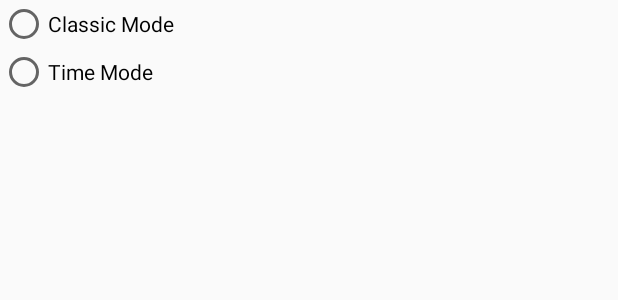
After one commit to adamwberck/SlidePuzzleProj, an Android app: the layout gamemode.xml on its own in the app's theme, with its tools: preview values and no code run, on a phone screen of 412 x 824 dp. The commit adds this screen. Shown: the top 300 px of the screen. Run offline under Robolectric (Android 15) with nearby library versions, the phone set to English and light mode, and no system bars.

Commit message:
adding game modes(classic mode and time mode)

```diff
--- /dev/null
+++ b/app/src/main/res/layout/gamemode.xml
@@ -0,0 +1,27 @@
+<?xml version="1.0" encoding="utf-8"?>
+<RelativeLayout
+    xmlns:android="http://schemas.android.com/apk/res/android"
+    android:layout_width="match_parent"
+    android:layout_height="wrap_content">
+
+    <RadioGroup
+        android:id="@+id/game_mode"
+        android:layout_width="wrap_content"
+        android:layout_height="wrap_content"
+        android:gravity="center">
+
+        <RadioButton
+            android:id="@+id/mode1"
+            android:layout_width="match_parent"
+            android:layout_height="wrap_content"
+            android:text="Classic Mode" />
+
+        <RadioButton
+            android:id="@+id/mode2"
+            android:layout_width="match_parent"
+            android:layout_height="wrap_content"
+            android:text="Time Mode" />
+
+    </RadioGroup>
+
+</RelativeLayout>
--- a/app/src/main/res/values/strings.xml
+++ b/app/src/main/res/values/strings.xml
@@ -7,6 +7,7 @@
     <string name="time_string">%d:%02d</string>
     <string name="api_key">e0ac8379fcf11a7cc79a0f854269349a</string>
     <string name="time_gameover">GAME OVER</string>
+    <string name="classic_mode">CLASSIC MODE</string>
     <string name="win">Win</string>
     <string name="moves">Moves:</string>
     <string name="saveFile">stats.bin</string>
```
Also changed, not shown: app/src/main/java/com/example/slidepuzzleproj/MenuActivity.java (+72 -10 lines), app/src/main/java/com/example/slidepuzzleproj/PlayActivity.java (+24 -2 lines).
